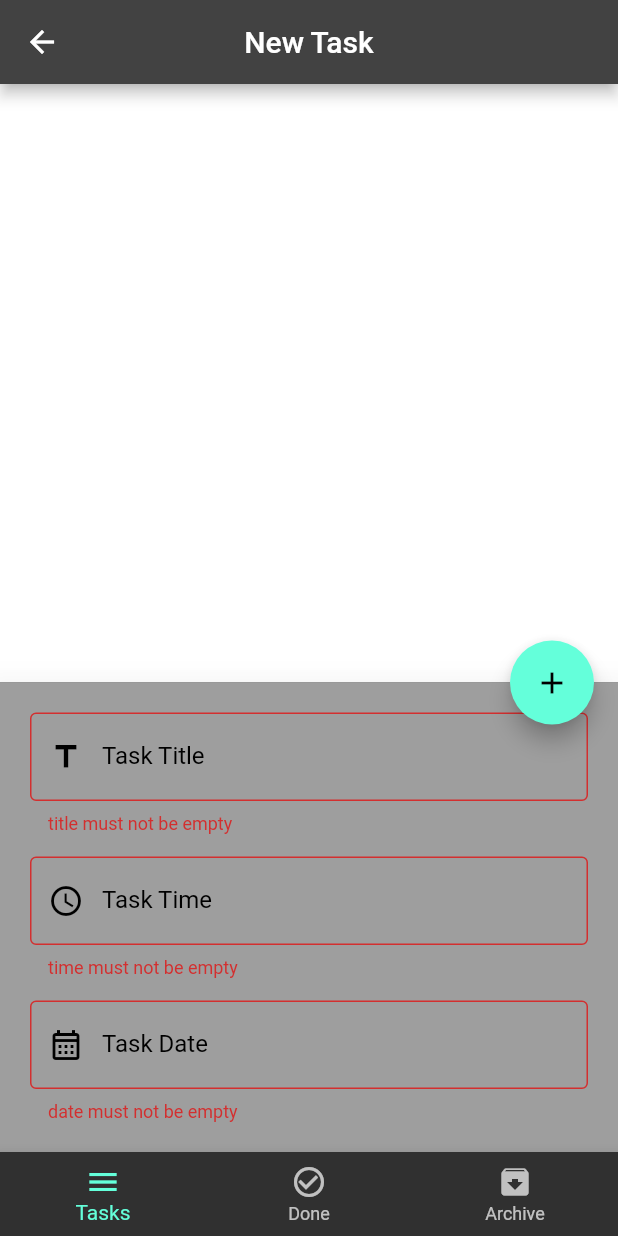
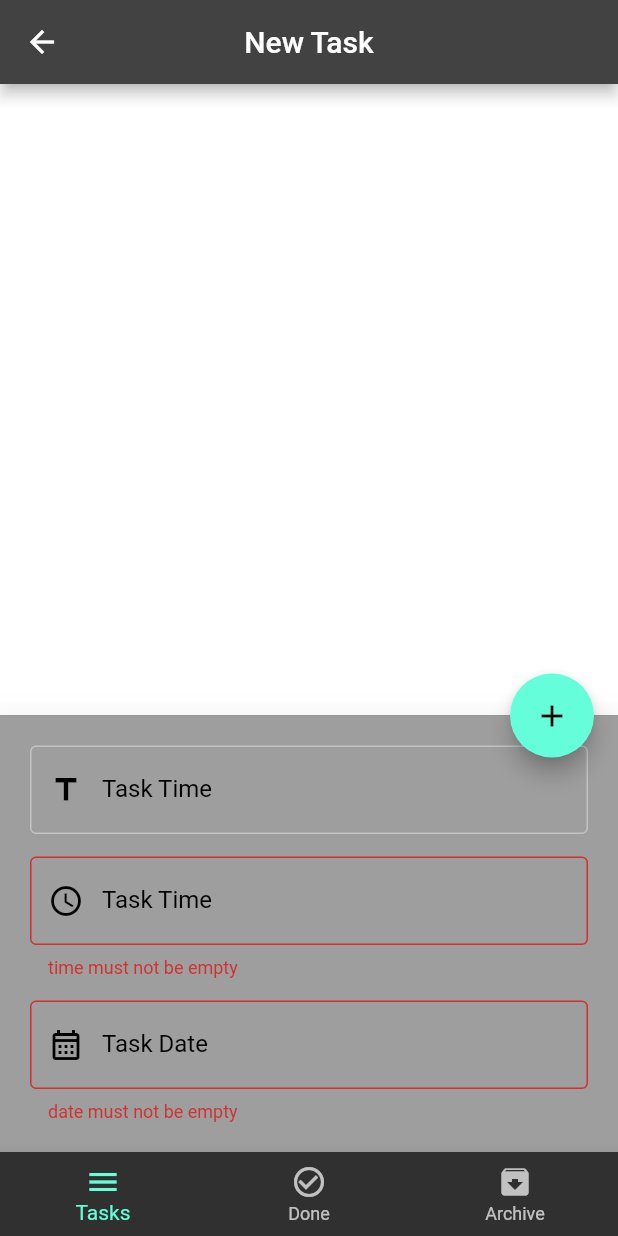
Before and after one commit to mido-ahmed/TODO-APP, a Flutter app: the screen it shows after launch, after a tap on the "edit" icon, after a tap on the "add" icon, on a phone screen of 412 x 824 dp. Run offline on Flutter 3.47's test engine with Material 2 defaults, Android fonts, the phone set to English and light mode, and no system bars; our stand-ins replace sqflite; accounts and stored records are empty.

Commit message:
edit in code to make it reusable block of code

```diff
--- /dev/null
+++ b/lib/constatnt/widgets/InsertDataWidget.dart
@@ -0,0 +1,53 @@
+import 'package:flutter/material.dart';
+
+class InsertDataWidget extends StatefulWidget {
+  final String hintText;
+  final double borderWidth;
+  final Color borderColor;
+  final TextInputType keyboardType;
+  final TextEditingController controller;
+  final Function? onTap;
+  final Function validator;
+  final IconData iconData;
+
+  const InsertDataWidget({
+    super.key,
+    required this.hintText,
+    required this.borderWidth,
+    required this.borderColor,
+    required this.keyboardType,
+    required this.controller,
+     this.onTap,
+    required this.validator,
+    required this.iconData,
+  });
+
+  @override
+  State<InsertDataWidget> createState() => _InsertDataWidgetState();
+}
+
+class _InsertDataWidgetState extends State<InsertDataWidget> {
+  @override
+  Widget build(BuildContext context) {
+    return Column(
+      children: [
+        TextFormField(
+          keyboardType: widget.keyboardType,
+          controller: widget.controller,
+          onTap: () => widget.onTap,
+          validator: (value) {
+            widget.validator;
+          },
+          decoration: InputDecoration(
+              border: OutlineInputBorder(
+                  borderSide: BorderSide(
+                      width: widget.borderWidth, color: widget.borderColor)),
+              label: Text(widget.hintText,
+                  style: const TextStyle(color: Colors.black)),
+              prefixIcon: Icon(widget.iconData, color: Colors.black)),
+        ),
+        const SizedBox(height: 15.0),
+      ],
+    );
+  }
+}
--- a/lib/layout/home_layout.dart
+++ b/lib/layout/home_layout.dart
@@ -4,6 +4,8 @@ import 'package:todo_list_app/modules/done_tasks/app-done-tasks.dart';
 import 'package:todo_list_app/modules/new_tasks/app-new-tasks.dart';
 import 'package:sqflite/sqflite.dart';
 import 'package:intl/intl.dart';
+
+import '../constatnt/widgets/InsertDataWidget.dart';
 
 class HomeLayout extends StatefulWidget {
   const HomeLayout({super.key});
@@ -61,25 +63,20 @@ class _HomeLayoutState extends State<HomeLayout> {
                   child: Form(
                       key: formKey,
                       child: Column(mainAxisSize: MainAxisSize.min, children: [
-                        TextFormField(
-                            decoration: const InputDecoration(
-                              border: OutlineInputBorder(
-                                  borderSide: BorderSide(
-                                      width: 2, color: Colors.black)),
-                              label: Text("Task Title",
-                                  style: TextStyle(color: Colors.black)),
-                              prefixIcon:
-                                  Icon(Icons.title, color: Colors.black),
-                            ),
+                        InsertDataWidget(
+                            keyboardType: TextInputType.text,
                             controller: titleController,
-                            keyboardType: TextInputType.text,
+                            iconData: Icons.title,
+                            borderColor: Colors.black,
+                            borderWidth: 3,
+                            hintText: "Task Time",
                             validator: (value) {
                               if (value!.isEmpty) {
                                 return "title must not be empty";
+                              } else {
+                                return null;
                               }
-                              return null;
                             }),
-                        const SizedBox(height: 15.0),
                         TextFormField(
                             decoration: const InputDecoration(
                                 border: OutlineInputBorder(
```
